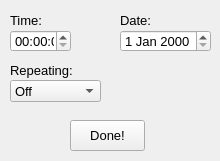
Before: the Qt Designer form newschedule.ui in getupandgo/Alarm-clock-course-work-, drawn with Qt 5.
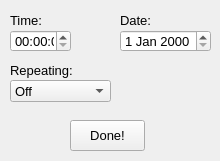
After: the same form once the commit is applied. Icons and pictures are not drawn.

Commit message: implemented change button

```diff
--- a/newschedule.ui
+++ b/newschedule.ui
@@ -22,7 +22,7 @@
     <rect>
      <x>120</x>
      <y>10</y>
-     <width>51</width>
+     <width>91</width>
      <height>21</height>
     </rect>
    </property>
@@ -73,7 +73,7 @@
     <rect>
      <x>10</x>
      <y>80</y>
-     <width>91</width>
+     <width>101</width>
      <height>22</height>
     </rect>
    </property>
```
The commit also changes 3 other files.
